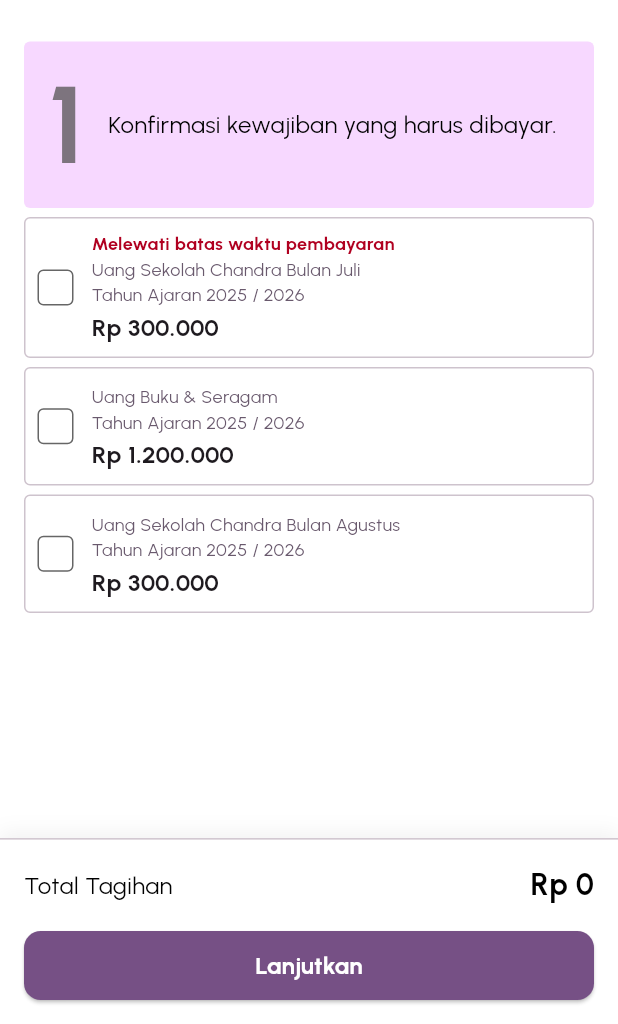
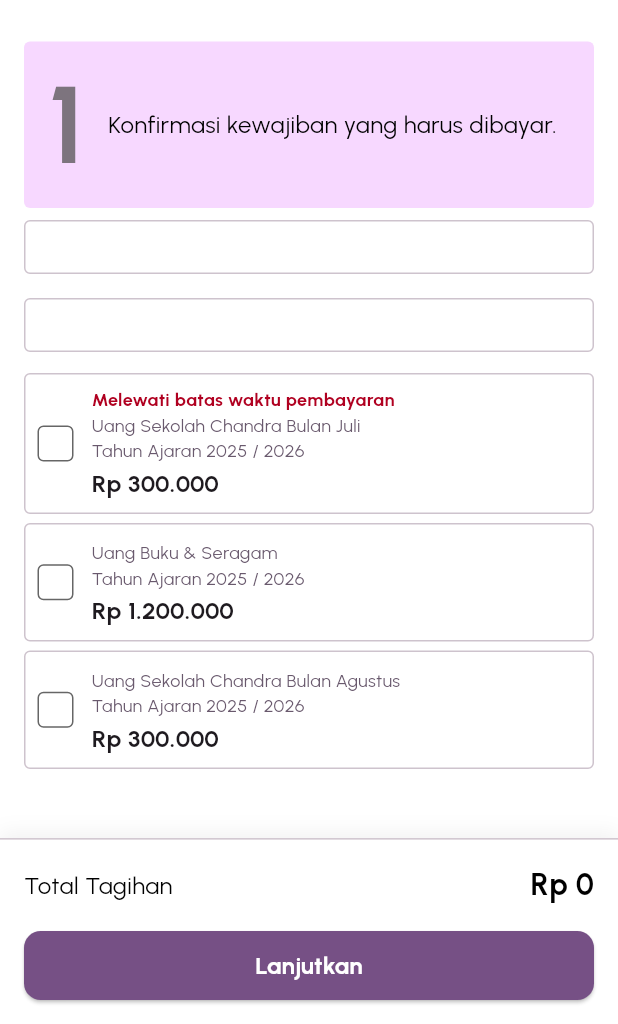
Before and after one commit to s1mpleBoy29/sekolahpro, a Flutter app: the BayarSatuScreen screen opened by its route, on a phone screen of 412 x 824 dp, the part 212-1236 px from its top. Run offline on Flutter 3.47's test engine with Material 3 defaults, Android fonts, the phone set to English and light mode, and no system bars; our stand-ins replace cached_network_image, flutter_svg, lottie, lucide_icons, package_info_plus, shared_preferences; accounts and stored records are empty.

Commit message:
update-pembayaran

```diff
--- a/lib/presentation/pembayaran/bayarsatu.dart
+++ b/lib/presentation/pembayaran/bayarsatu.dart
@@ -5,6 +5,8 @@ import 'package:guardian_app/presentation/pembayaran/widgets/bottom_bar.dart';
 import 'package:guardian_app/presentation/pembayaran/widgets/instruction_card.dart';
 import 'package:guardian_app/presentation/pembayaran/widgets/payment_steps.dart';
 import 'package:guardian_app/presentation/pembayaran/widgets/due_card_small.dart';
+import 'package:guardian_app/presentation/pembayaran/widgets/search_card.dart';
+import 'package:guardian_app/presentation/pembayaran/widgets/dropdown_card.dart';
 
 class BayarSatuScreen extends StatefulWidget {
   const BayarSatuScreen({super.key});
@@ -87,6 +89,8 @@ class _BayarSatuState extends State<BayarSatuScreen> {
                     number: '1',
                     teksInstruksi: 'Konfirmasi kewajiban yang harus dibayar.',
                   ),
+                  const SearchCard(),
+                  const DropdownCard(),
                   ListView.builder(
                     shrinkWrap: true,
                     physics: const NeverScrollableScrollPhysics(),
--- /dev/null
+++ b/lib/presentation/pembayaran/widgets/dropdown_card.dart
@@ -0,0 +1,19 @@
+import 'package:flutter/material.dart';
+import 'package:guardian_app/core/app_export.dart';
+
+class DropdownCard extends StatelessWidget {
+  const DropdownCard({super.key});
+
+  @override
+  Widget build(BuildContext context) {
+    return Container(
+      height: 36.0,
+      padding: const EdgeInsets.all(12.0),
+      margin: const EdgeInsets.only(top: 8, bottom: 8),
+      decoration: BoxDecoration(
+        border: Border.all(color: theme.colorScheme.outlineVariant),
+        borderRadius: BorderRadius.circular(4),
+      ),
+    );
+  }
+}
```
